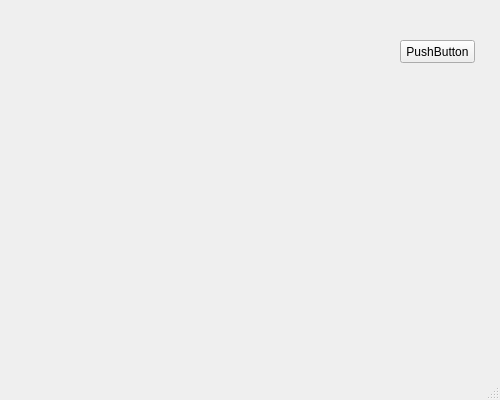
First picture: the form in 409client/plotwindow.ui, repository IamLJT/Lab-Summer-Project-Practice, before the edit.
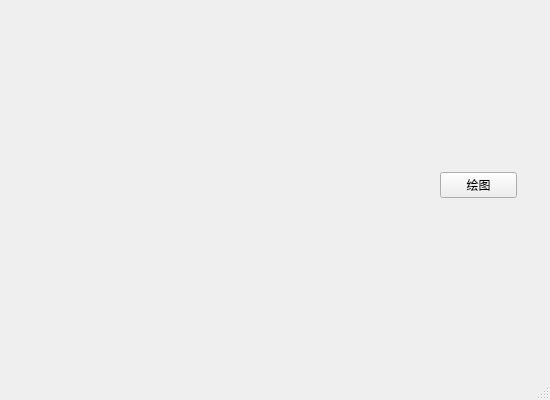
Second picture: the form after the edit. Custom widgets are drawn as their Qt base class.

Diff of the .ui file:
```diff
--- a/409client/plotwindow.ui
+++ b/409client/plotwindow.ui
@@ -6,7 +6,7 @@
    <rect>
     <x>0</x>
     <y>0</y>
-    <width>500</width>
+    <width>550</width>
     <height>400</height>
    </rect>
   </property>
@@ -18,24 +18,30 @@
     <property name="geometry">
      <rect>
       <x>20</x>
-      <y>40</y>
-      <width>371</width>
-      <height>281</height>
+      <y>20</y>
+      <width>400</width>
+      <height>300</height>
      </rect>
     </property>
    </widget>
-   <widget class="QPushButton" name="pushButton_2">
+   <widget class="QWidget" name="verticalLayoutWidget">
     <property name="geometry">
      <rect>
-      <x>400</x>
-      <y>40</y>
-      <width>75</width>
-      <height>23</height>
+      <x>440</x>
+      <y>120</y>
+      <width>77</width>
+      <height>131</height>
      </rect>
     </property>
-    <property name="text">
-     <string>PushButton</string>
-    </property>
+    <layout class="QVBoxLayout" name="verticalLayout">
+     <item>
+      <widget class="QPushButton" name="pushButton">
+       <property name="text">
+        <string>绘图</string>
+       </property>
+      </widget>
+     </item>
+    </layout>
    </widget>
   </widget>
   <widget class="QMenuBar" name="menubar">
```
Left out of the diff: 2 changed lines with no effect on the pictures.
